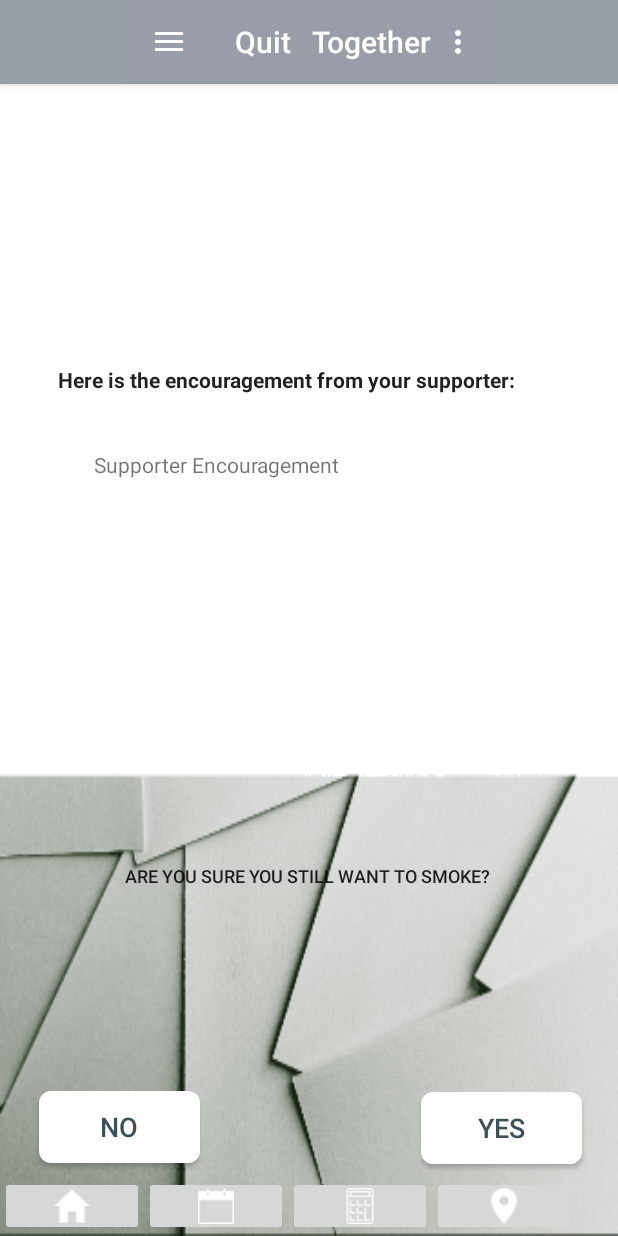
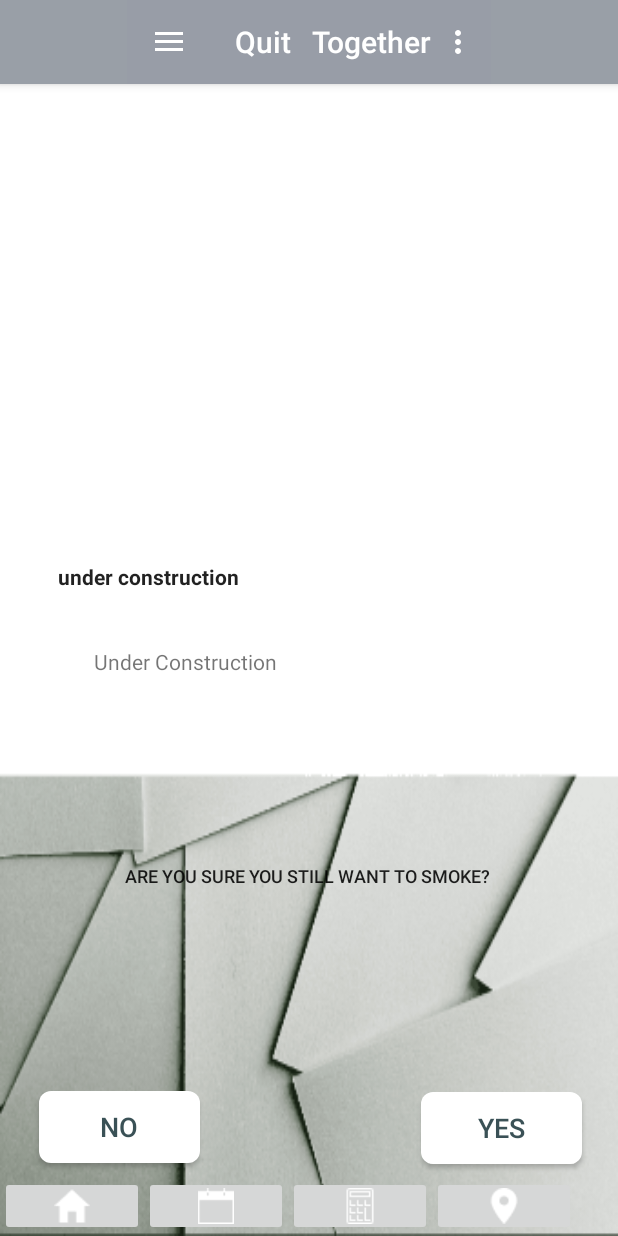
Before and after one commit to WilliamWangShuang/QuitSmoke, an Android app: the fragment EncourageFragment placed in its activity, on a phone screen of 412 x 824 dp. Run offline under Robolectric (Android 15) with nearby library versions, the phone set to English and light mode, and no system bars; libraries missing offline, so code that uses them is left out: com.dinuscxj.progressbar, com.jjoe64.graphview; 1 statement that could not run was skipped.

Commit message:
(fix) position fix, 2 frag (remove) encouragement > under constrcution

```diff
--- a/QuitSmokeMobile/app/src/main/res/layout/fragment_calculate_frs.xml
+++ b/QuitSmokeMobile/app/src/main/res/layout/fragment_calculate_frs.xml
@@ -25,7 +25,7 @@
         android:id="@+id/tvRiskResult"
         android:layout_width="wrap_content"
         android:layout_height="wrap_content"
-        android:layout_marginBottom="96dp"
+        android:layout_marginBottom="40dp"
         android:layout_marginEnd="8dp"
         android:layout_marginLeft="8dp"
         android:layout_marginRight="8dp"
@@ -36,7 +36,6 @@
         android:textSize="30sp"
         app:layout_constraintBottom_toTopOf="@+id/table_calculate_frs"
         app:layout_constraintEnd_toEndOf="parent"
-        app:layout_constraintHorizontal_bias="0.498"
         app:layout_constraintStart_toStartOf="parent" />
 
     <TableLayout
--- a/QuitSmokeMobile/app/src/main/res/layout/fragment_encouragement.xml
+++ b/QuitSmokeMobile/app/src/main/res/layout/fragment_encouragement.xml
@@ -36,7 +36,7 @@
         android:layout_marginBottom="20dp"
         android:layout_marginTop="8dp"
         android:paddingTop="14dp"
-        android:text="Here is the encouragement from your supporter:"
+        android:text="under construction"
         android:textAppearance="@style/TextAppearance.AppCompat"
         android:textSize="14dp"
         android:textStyle="bold"
@@ -46,16 +46,16 @@
         app:layout_constraintStart_toStartOf="parent"
         app:layout_constraintTop_toTopOf="parent"
         app:layout_constraintVertical_bias="1.0" />
-
+    <!--@your_encouragement for the text back-->
     <TextView
         android:id="@+id/tvEncouragementContent"
         android:layout_width="287dp"
-        android:layout_height="263dp"
+        android:layout_height="132dp"
         android:layout_alignParentTop="true"
         android:layout_centerHorizontal="true"
         android:layout_marginBottom="12dp"
         android:paddingTop="15dp"
-        android:text="Supporter Encouragement"
+        android:text="Under Construction"
         app:layout_constraintBottom_toTopOf="@+id/tvEncouragementConfirm"
         app:layout_constraintEnd_toEndOf="parent"
         app:layout_constraintStart_toStartOf="parent" />
--- a/QuitSmokeMobile/app/src/main/res/values/strings.xml
+++ b/QuitSmokeMobile/app/src/main/res/values/strings.xml
@@ -94,6 +94,7 @@
     <string name="access_token">HqENWLsTVnZCbCt0w8oWyn7NsAK7zVxp</string>
     <string name="not_create_plan_msg">You have no running plan. Please create one first.</string>
     <string name="attribution">From the Australian \'National Drug Strategy Household Survey\'</string>
+    <string name="your_encouragement">Here is the encouragement from your supporter:</string>
 
     <array name="user_role">
         <item>Smoker</item>
```
Also changed, not shown: QuitSmokeMobile/app/src/main/res/layout/fragment_create_plan.xml (+4 -5 lines).
